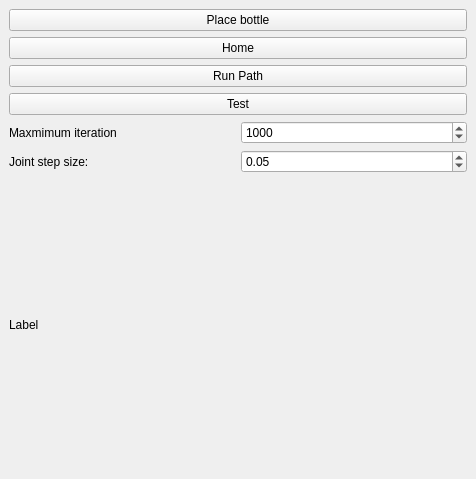
This is RoviSamplePlugin/src/SamplePlugin.ui in mathujeyanth/Advanced_Robotics as Qt 5 draws it before an edit. The edited form follows.
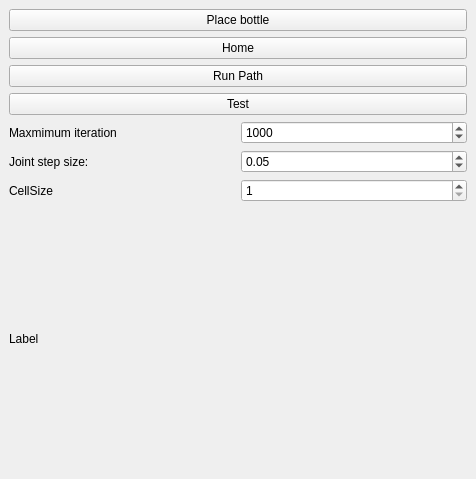
This is the edited form.

What changed in the file:
```diff
--- a/RoviSamplePlugin/src/SamplePlugin.ui
+++ b/RoviSamplePlugin/src/SamplePlugin.ui
@@ -90,6 +90,24 @@
         </item>
        </layout>
       </item>
+      <item>
+       <layout class="QHBoxLayout" name="horizontalLayout_3">
+        <item>
+         <widget class="QLabel" name="label_3">
+          <property name="text">
+           <string>CellSize</string>
+          </property>
+         </widget>
+        </item>
+        <item>
+         <widget class="QSpinBox" name="_cellSize">
+          <property name="minimum">
+           <number>1</number>
+          </property>
+         </widget>
+        </item>
+       </layout>
+      </item>
       <item>
        <widget class="QLabel" name="_label">
         <property name="text">
```
